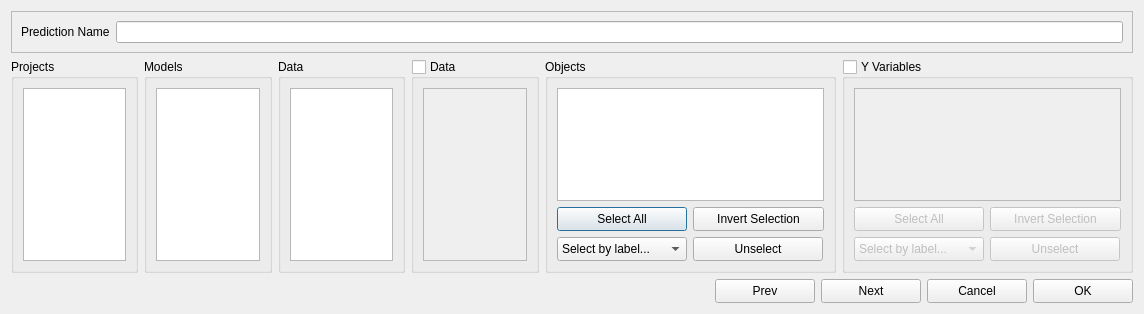
Above: src/Dialogs/DoPredictionDialog.ui from gmrandazzo/QStudioMetrics before the change. Below: the same form after it.
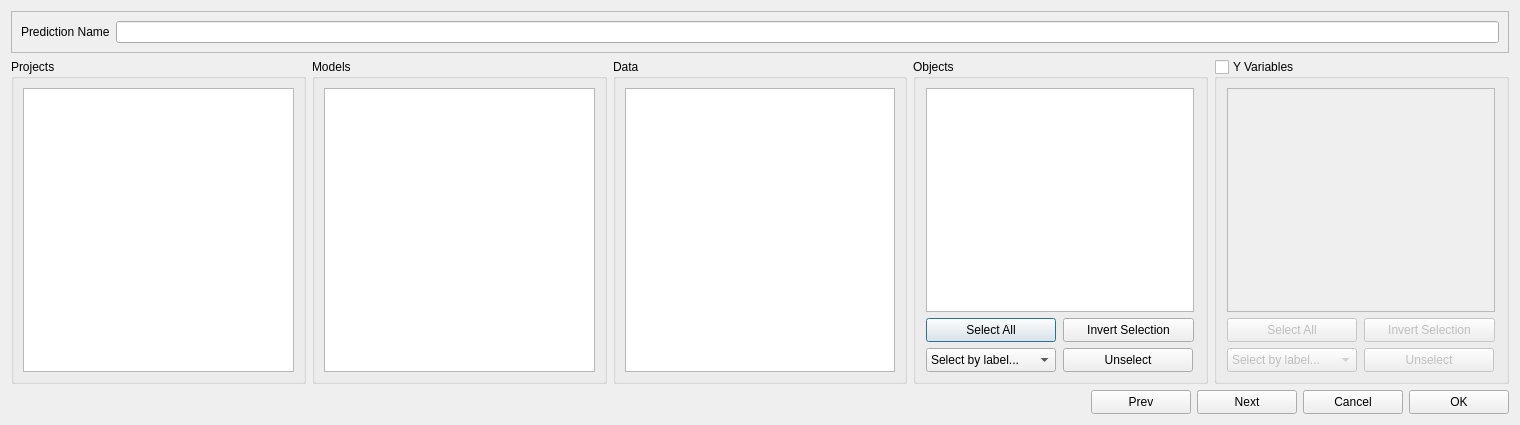
That is the form after the change.

What changed in the file:
```diff
--- a/src/Dialogs/DoPredictionDialog.ui
+++ b/src/Dialogs/DoPredictionDialog.ui
@@ -6,15 +6,37 @@
    <rect>
     <x>0</x>
     <y>0</y>
-    <width>1144</width>
-    <height>314</height>
+    <width>1520</width>
+    <height>425</height>
    </rect>
   </property>
   <property name="windowTitle">
    <string>Dialog</string>
   </property>
   <layout class="QGridLayout" name="gridLayout_9">
-   <item row="0" column="0" colspan="6">
+   <item row="1" column="2">
+    <widget class="QGroupBox" name="dataGroupBox">
+     <property name="sizePolicy">
+      <sizepolicy hsizetype="MinimumExpanding" vsizetype="MinimumExpanding">
+       <horstretch>0</horstretch>
+       <verstretch>0</verstretch>
+      </sizepolicy>
+     </property>
+     <property name="title">
+      <string>Data</string>
+     </property>
+     <layout class="QGridLayout" name="gridLayout_3">
+      <item row="0" column="0">
+       <widget class="QListView" name="listView_3">
+        <property name="editTriggers">
+         <set>QAbstractItemView::NoEditTriggers</set>
+        </property>
+       </widget>
+      </item>
+     </layout>
+    </widget>
+   </item>
+   <item row="0" column="0" colspan="5">
     <widget class="QFrame" name="prednameFrame">
      <property name="frameShape">
       <enum>QFrame::StyledPanel</enum>
@@ -38,6 +60,12 @@
    </item>
    <item row="1" column="0">
     <widget class="QGroupBox" name="projectGroupBox">
+     <property name="sizePolicy">
+      <sizepolicy hsizetype="MinimumExpanding" vsizetype="MinimumExpanding">
+       <horstretch>0</horstretch>
+       <verstretch>0</verstretch>
+      </sizepolicy>
+     </property>
      <property name="title">
       <string>Projects</string>
      </property>
@@ -54,6 +82,12 @@
    </item>
    <item row="1" column="1">
     <widget class="QGroupBox" name="modelGroupBox">
+     <property name="sizePolicy">
+      <sizepolicy hsizetype="MinimumExpanding" vsizetype="MinimumExpanding">
+       <horstretch>0</horstretch>
+       <verstretch>0</verstretch>
+      </sizepolicy>
+     </property>
      <property name="title">
       <string>Models</string>
      </property>
@@ -68,46 +102,14 @@
      </layout>
     </widget>
    </item>
-   <item row="1" column="2">
-    <widget class="QGroupBox" name="dataGroupBox">
-     <property name="title">
-      <string>Data</string>
-     </property>
-     <layout class="QGridLayout" name="gridLayout_3">
-      <item row="0" column="0">
-       <widget class="QListView" name="listView_3">
-        <property name="editTriggers">
-         <set>QAbstractItemView::NoEditTriggers</set>
-        </property>
-       </widget>
-      </item>
-     </layout>
-    </widget>
-   </item>
    <item row="1" column="3">
-    <widget class="QGroupBox" name="dataGroupBox_2">
-     <property name="title">
-      <string>Data</string>
-     </property>
-     <property name="checkable">
-      <bool>true</bool>
-     </property>
-     <property name="checked">
-      <bool>false</bool>
-     </property>
-     <layout class="QGridLayout" name="gridLayout_4">
-      <item row="0" column="0">
-       <widget class="QListView" name="listView_6">
-        <property name="editTriggers">
-         <set>QAbstractItemView::NoEditTriggers</set>
-        </property>
-       </widget>
-      </item>
-     </layout>
-    </widget>
-   </item>
-   <item row="1" column="4">
     <widget class="QGroupBox" name="objectGroupBox">
+     <property name="sizePolicy">
+      <sizepolicy hsizetype="MinimumExpanding" vsizetype="MinimumExpanding">
+       <horstretch>0</horstretch>
+       <verstretch>0</verstretch>
+      </sizepolicy>
+     </property>
      <property name="title">
       <string>Objects</string>
      </property>
@@ -203,8 +205,14 @@
      </layout>
     </widget>
    </item>
-   <item row="1" column="5">
+   <item row="1" column="4">
     <widget class="QGroupBox" name="YvariableGroupBox">
+     <property name="sizePolicy">
+      <sizepolicy hsizetype="MinimumExpanding" vsizetype="MinimumExpanding">
+       <horstretch>0</horstretch>
+       <verstretch>0</verstretch>
+      </sizepolicy>
+     </property>
      <property name="title">
       <string>Y Variables</string>
      </property>
@@ -306,7 +314,7 @@
      </layout>
     </widget>
    </item>
-   <item row="2" column="0" colspan="6">
+   <item row="2" column="0" colspan="5">
     <layout class="QGridLayout" name="gridLayout_7">
      <item row="0" column="2">
       <widget class="QPushButton" name="nextButton">
```
